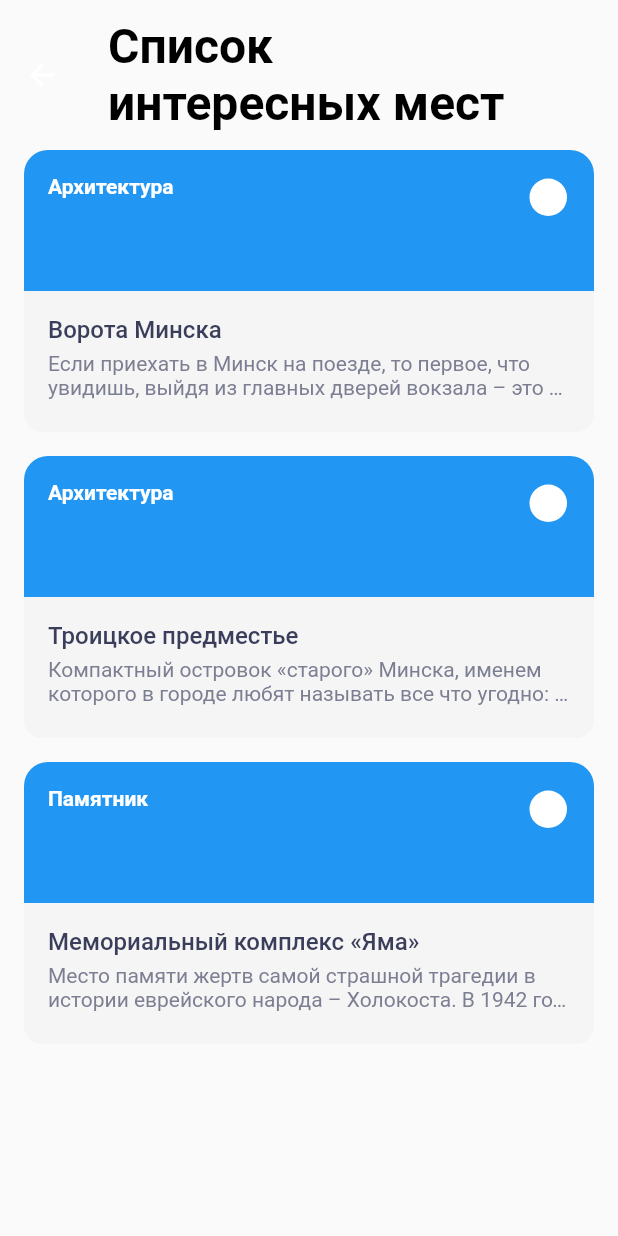
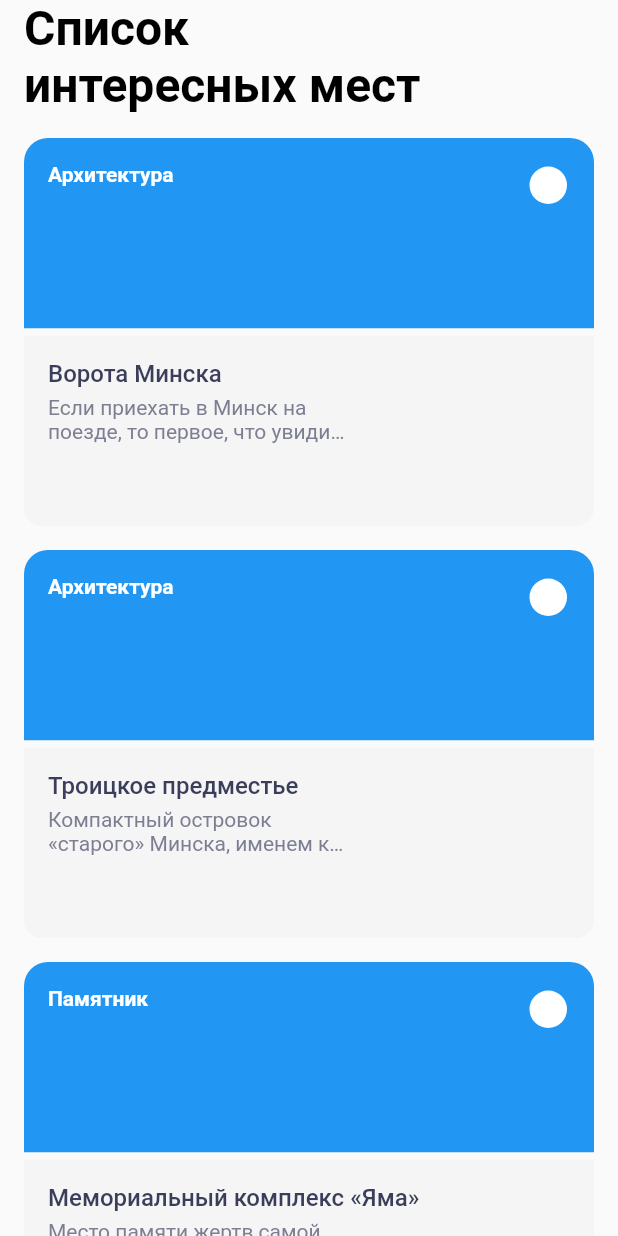
Before and after one commit to arthur-darguzhis/surf-flutter-course-darguzhis, a Flutter app: the SightListScreen screen opened directly, on a phone screen of 412 x 824 dp. Run offline on Flutter 3.47's test engine with Material 2 defaults, Android fonts, the phone set to English and light mode, and no system bars.

Commit message:
4.8 work with size

```diff
--- a/lib/main.dart
+++ b/lib/main.dart
@@ -13,7 +13,7 @@ class MyApp extends StatelessWidget {
   Widget build(BuildContext context) {
     return MaterialApp(
       title: 'Flutter Demo',
-      home: SightDetails(sight: mocks[0]),
+      home: SightListScreen(),
     );
   }
 }
--- a/lib/mocks.dart
+++ b/lib/mocks.dart
@@ -1,6 +1,6 @@
 import 'package:places/domain/sight.dart';
 
-final List<Sight> mocks = [
+final List mocks = <Sight>[
   Sight(
       name: 'Ворота Минска',
       lat: 53.89240348724916,
--- a/lib/ui/screen/sight_card.dart
+++ b/lib/ui/screen/sight_card.dart
@@ -10,7 +10,9 @@ class SightCard extends StatelessWidget {
 
   @override
   Widget build(BuildContext context) {
-    return Padding(
+    return AspectRatio(
+      aspectRatio: 3 / 2,
+      child: Padding(
         padding: EdgeInsets.only(left: 16, right: 16, bottom: 16),
         child: Container(
           height: 188,
@@ -49,6 +51,9 @@ class SightCard extends StatelessWidget {
                   ],
                 ),
               ),
+              SizedBox(
+                height: 5,
+              ),
               Expanded(
                 flex: 1,
                 child: Container(
@@ -73,11 +78,14 @@ class SightCard extends StatelessWidget {
                         Container(
                           height: 5,
                         ),
-                      Text(
+                        ConstrainedBox(
+                          constraints: BoxConstraints(maxWidth: 200),
+                          child: Text(
                             sight.details,
                             maxLines: 2,
                             overflow: TextOverflow.ellipsis,
                             style: textRegular14Secondary,
+                          ),
                         ),
                       ],
                     ),
@@ -87,6 +95,7 @@ class SightCard extends StatelessWidget {
             ],
           ),
         ),
+      ),
     );
   }
 }
--- a/lib/ui/screen/sight_list_screen.dart
+++ b/lib/ui/screen/sight_list_screen.dart
@@ -13,20 +13,7 @@ class _SightListScreenState extends State<SightListScreen> {
   @override
   Widget build(BuildContext context) {
     return Scaffold(
-      appBar: AppBar(
-        toolbarHeight: 100,
-        title: Container(
-          alignment: Alignment.topLeft,
-          child: Text(
-            'Список\n'
-            'интересных мест',
-            textAlign: TextAlign.left,
-            style: textBold32,
-          ),
-        ),
-        backgroundColor: Theme.of(context).scaffoldBackgroundColor,
-        elevation: 0,
-      ),
+      appBar: CustomAppBar(),
       body: Column(
         children: [
           SightCard(mocks[0]),
@@ -37,3 +24,27 @@ class _SightListScreenState extends State<SightListScreen> {
     );
   }
 }
+
+class CustomAppBar extends StatelessWidget implements PreferredSizeWidget {
+  @override
+  Widget build(BuildContext context) {
+    return Padding(
+      padding: EdgeInsets.only(
+        left: 16,
+        right: 16,
+        bottom: 16,
+      ),
+      child: SafeArea(
+        child: Text(
+          'Список\n'
+          'интересных мест',
+          textAlign: TextAlign.left,
+          style: textBold32,
+        ),
+      ),
+    );
+  }
+
+  @override
+  Size get preferredSize => Size(double.infinity, 100);
+}
```
Lines whose indentation alone changed are shown as unchanged.
